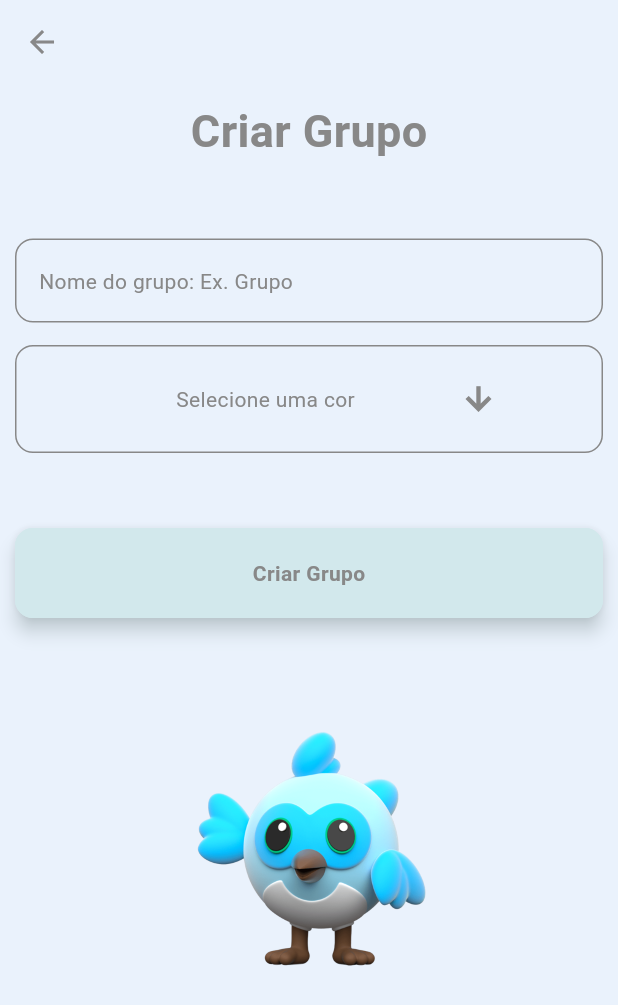
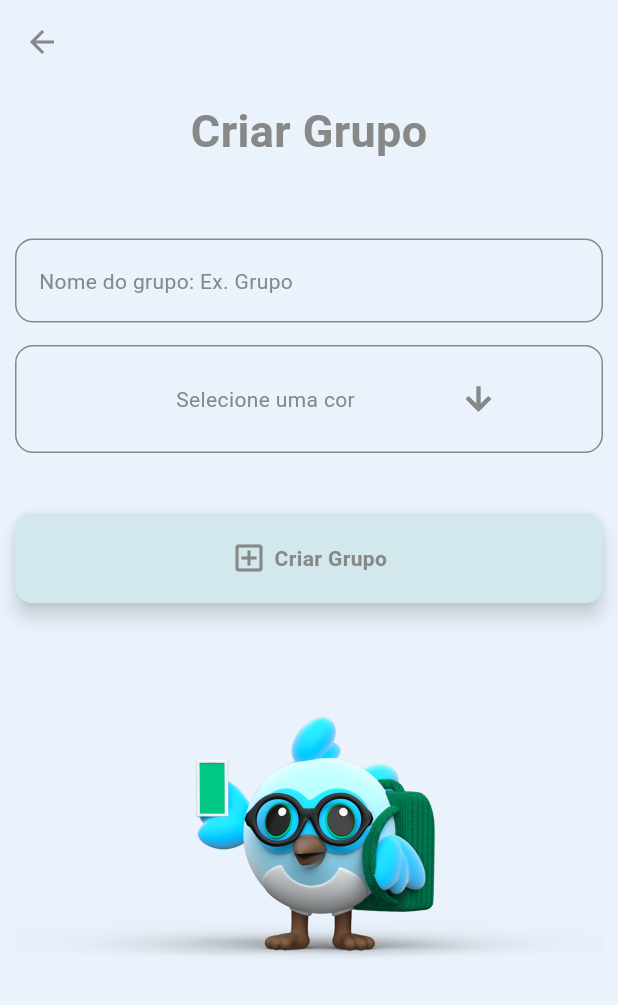
Before and after one commit to OtavioMomberg/Gerenciador-de-Gastos, a Flutter app: the ActionGroupPage screen opened directly, on a phone screen of 412 x 824 dp. Shown: the top 1005 px of the screen. Run offline on Flutter 3.47's test engine with Material 3 defaults, Android fonts, the phone set to English and light mode, and no system bars; our stand-ins replace sqflite; accounts and stored records are empty.

Commit message:
change: UI improvements

```diff
--- a/lib/core/utils/mixins/confirmation_dialog.dart
+++ b/lib/core/utils/mixins/confirmation_dialog.dart
@@ -43,6 +43,7 @@
               child: Button(
                 label: "Sim",
                 height: 50,
+                icon: Icons.check,
                 function: () {
                   response = true;
                   Navigator.pop<bool>(context, response);
@@ -55,6 +56,7 @@
               child: Button(
                 label: "Não",
                 height: 50,
+                icon: Icons.close,
                 function: () {
                   response = false;
                   Navigator.pop<bool>(context, response);
--- a/lib/core/utils/sort_image.dart
+++ b/lib/core/utils/sort_image.dart
@@ -4,13 +4,12 @@
   static final Random rand = Random();
 
   static String getImagePath() {
-    return imageMap[rand.nextInt(4)]!;
+    return imageMap[rand.nextInt(3)]!;
   }
 
   static final Map<int, String> imageMap = {
     0: "assets/images/dash_1.png",
     1: "assets/images/dash_2.png",
-    2: "assets/images/dash_3.png",
-    3: "assets/images/dash_4.png"
+    2: "assets/images/dash_3.png"
   };
 }
--- a/lib/presentation/pages/action_group_page.dart
+++ b/lib/presentation/pages/action_group_page.dart
@@ -1,4 +1,5 @@
 import 'package:flutter/material.dart';
+import 'package:flutter/services.dart' show SystemUiOverlayStyle;
 import 'package:gerenciador_gastos_v2/services/group_service.dart';
 import 'package:gerenciador_gastos_v2/presentation/themes/app_themes.dart';
 import 'package:gerenciador_gastos_v2/core/utils/mixins/show_error.dart';
@@ -47,9 +48,15 @@
         backgroundColor: AppThemes.color3,
         foregroundColor: AppThemes.color4,
         surfaceTintColor: Colors.transparent,
+        systemOverlayStyle: const SystemUiOverlayStyle(
+          systemNavigationBarContrastEnforced: false,
+          systemNavigationBarColor: AppThemes.color3,
+          systemNavigationBarIconBrightness: Brightness.dark,
+        ),
       ),
       backgroundColor: AppThemes.color3,
       body: SafeArea(
+        top: false,
         child: Container(
           height: double.infinity,
           width: double.infinity,
@@ -83,10 +90,11 @@
                     setStateCallback: () => setState(() {}),
                   ),
                 ),
-                const SizedBox(height: 20),
+                const SizedBox(height: 10),
                 Button(
                   label: widget.action == ActionsEnum.update ? "Atualizar Grupo" : "Criar Grupo",
                   height: 60,
+                  icon: widget.action == ActionsEnum.update ? Icons.edit_outlined : Icons.add_box_outlined,
                   function: () {
                     executeAction(
                       isCreate: _groupService.checkGroupFields(
--- a/lib/presentation/widgets/button.dart
+++ b/lib/presentation/widgets/button.dart
@@ -4,6 +4,7 @@
 class Button extends StatelessWidget {
   final String label;
   final double height;
+  final IconData? icon;
   final VoidCallback? function;
   final void Function({required Widget page})? navigation;
   final Widget? page;
@@ -11,6 +12,7 @@
   const Button({
     required this.label,
     required this.height,
+    this.icon,
     this.function,
     this.navigation,
     this.page,
@@ -43,9 +45,17 @@
             border: Border.all(color: AppThemes.color1),
           ),
           child: Center(
-            child: Text(
-              label,
-              style: AppThemes.textStyle
+            child: Row(
+              mainAxisAlignment: .center,
+              spacing: 5,
+              children: <Widget>[
+                if (icon != null)
+                  Icon(icon,  color: AppThemes.color4),
+                Text(
+                  label,
+                  style: AppThemes.textStyle
+                ),
+              ]
             )
           )
         )
--- a/lib/presentation/widgets/expansible/payment_method/expansible_payment_body.dart
+++ b/lib/presentation/widgets/expansible/payment_method/expansible_payment_body.dart
@@ -93,6 +93,7 @@
             Button(
               label: "Confirmar",
               height: 60,
+              icon: Icons.check,
               function: () => Navigator.pop(context)
             )
           ]
--- a/lib/presentation/widgets/search_bar/search_bar_widget.dart
+++ b/lib/presentation/widgets/search_bar/search_bar_widget.dart
@@ -8,7 +8,7 @@
 
 class SearchBarWidget extends StatelessWidget {
   final DatabaseController db;
-  final void Function({required Widget page, int? index}) navigation;
+  final void Function({required Widget page, int index}) navigation;
 
   const SearchBarWidget({
     required this.db,
--- a/lib/presentation/widgets/text_input.dart
+++ b/lib/presentation/widgets/text_input.dart
@@ -19,7 +19,7 @@
       controller: controller,
       keyboardType: inputType,
       cursorColor: AppThemes.color4,
-      style: AppThemes.textStyle2,
+      style: AppThemes.textStyle,
       decoration: InputDecoration(
         hint: Text(
           textHint,
```
Also changed, not shown: lib/presentation/pages/action_expense_page.dart (+12 -2 lines), lib/presentation/pages/calculation_page.dart (+14 -5 lines), lib/presentation/pages/expand_card_page.dart (+9 -7 lines), lib/presentation/pages/expenses_calculated_page.dart (+7 -0 lines), lib/presentation/pages/group_page.dart (+9 -0 lines), lib/presentation/pages/home_page.dart (+8 -6 lines), lib/presentation/widgets/general_info_card.dart (+4 -5 lines), lib/presentation/widgets/text_with_divider.dart (+13 -7 lines), assets/images/dash_1.png, assets/images/dash_2.png, assets/images/dash_3.png, assets/images/dash_4.png (deleted).
